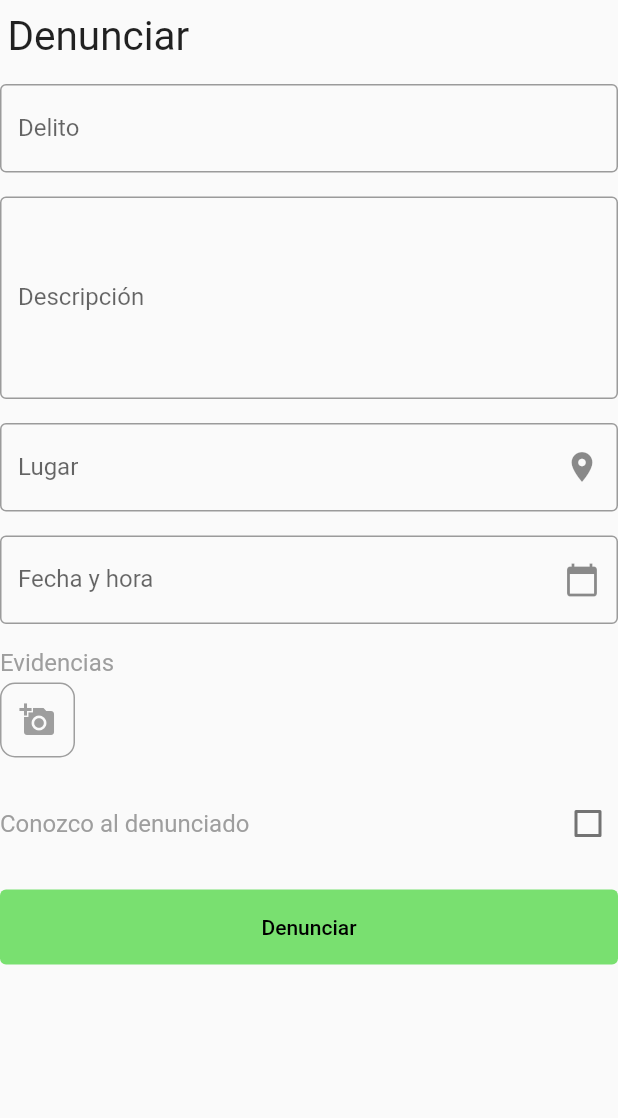
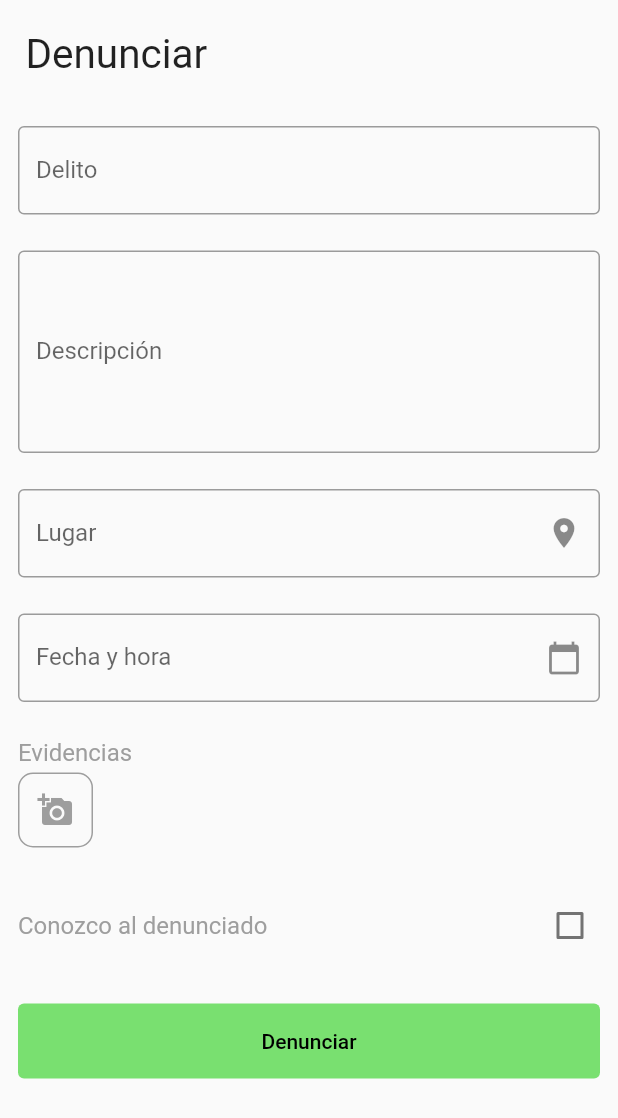
Before and after one commit to AlexisRM0511/limachay-app-grupo4, a Flutter app: the SueForm widget shown alone on an empty page, opened directly, on a phone screen of 412 x 824 dp. Shown: the top 1118 px of the screen. Run offline on Flutter 3.47's test engine with Material 2 defaults, Android fonts, the phone set to English and light mode, and no system bars; our stand-ins replace fluttertoast; network calls fail.

Commit message:
Modificacion 01

```diff
--- a/lib/components/statistics.dart
+++ b/lib/components/statistics.dart
@@ -14,6 +14,6 @@ class StatisticsState extends State<Statistics> {
 
   @override
   Widget build(BuildContext context) {
-    return Form(key: _formKey, child: Column(children: const []));
+    return Container(key: _formKey, child: Column(children: const []));
   }
 }
--- a/lib/components/sue.dart
+++ b/lib/components/sue.dart
@@ -13,13 +13,21 @@ class Sue extends StatefulWidget {
 class SueState extends State<Sue> {
   @override
   Widget build(BuildContext context) {
-    return Scaffold(
+    return /*Scaffold(
         body: SingleChildScrollView(
             child: Center(
                 child: Column(
       mainAxisAlignment: MainAxisAlignment.center,
       children: const [SueForm()],
-    ))));
+    ))));*/
+    Column(
+      child: Center(
+
+      )children: [
+
+        SueForm()
+      ],
+    );
   }
 }
 
@@ -39,6 +47,7 @@ class SueFormState extends State<SueForm> {
         key: _formKey,
         child: Column(children: [
           Container(
+            margin: const EdgeInsets.all(12),
             alignment: Alignment.centerLeft,
             padding:
                 const EdgeInsets.only(left: 5, top: margin, bottom: margin),
@@ -63,7 +72,8 @@ class SueFormState extends State<SueForm> {
 
 Widget textInput(String label) {
   return Container(
-    margin: const EdgeInsets.only(top: margin, bottom: margin),
+      margin: const EdgeInsets.all(12),
+    //margin: const EdgeInsets.only(top: margin, bottom: margin),
     child: TextFormField(
       decoration:
           InputDecoration(border: const OutlineInputBorder(), labelText: label),
@@ -79,7 +89,8 @@ Widget textInput(String label) {
 
 Widget textArea(String label) {
   return Container(
-      margin: const EdgeInsets.only(top: margin, bottom: margin),
+      //margin: const EdgeInsets.only(top: margin, bottom: margin),
+      margin: const EdgeInsets.all(12),
       child: TextFormField(
         keyboardType: TextInputType.multiline,
         maxLines: 5,
@@ -98,7 +109,8 @@ Widget textArea(String label) {
 
 Widget groupInput(String label, Widget icon) {
   return Container(
-    margin: const EdgeInsets.only(top: margin, bottom: margin),
+    //margin: const EdgeInsets.only(top: margin, bottom: margin),
+      margin: const EdgeInsets.all(12),
     child: TextFormField(
       decoration: InputDecoration(
           border: const OutlineInputBorder(),
@@ -116,7 +128,8 @@ Widget groupInput(String label, Widget icon) {
 
 Widget addButton(String label, Widget icon) {
   return Container(
-      margin: const EdgeInsets.only(top: margin, bottom: margin),
+      //margin: const EdgeInsets.only(top: margin, bottom: margin),
+      margin: const EdgeInsets.all(12),
       alignment: Alignment.centerLeft,
       child: Column(
         children: [
@@ -151,7 +164,8 @@ Widget addButton(String label, Widget icon) {
 
 Widget customCheckbox(String label) {
   return Container(
-      margin: const EdgeInsets.only(top: margin, bottom: margin),
+      //margin: const EdgeInsets.only(top: margin, bottom: margin),
+      margin: const EdgeInsets.all(12),
       child: CheckboxListTile(
         contentPadding: const EdgeInsets.all(0),
         title: Text(label, style: const TextStyle(color: Colors.grey)),
@@ -163,7 +177,8 @@ Widget customCheckbox(String label) {
 Widget submitBtn(
     String label, Color color, GlobalKey<FormState> key, BuildContext context) {
   return Container(
-      margin: const EdgeInsets.only(top: margin, bottom: margin),
+      //margin: const EdgeInsets.only(top: margin, bottom: margin),
+      margin: const EdgeInsets.all(12),
       child: TextButton(
           onPressed: () {
             if (key.currentState!.validate()) {
--- a/lib/pages/log_in.dart
+++ b/lib/pages/log_in.dart
@@ -8,11 +8,13 @@ final regexPassword = RegExp(
     r"^(?=.*[a-z])(?=.*[A-Z])(?=.*\d)(?=.*[@$!%*?&])[A-Za-z\d@$!%*?&]{8,}$");
 
 bool _isEmailValid(String email) {
-  return regexEmail.hasMatch(email.toLowerCase());
+  return true;
+  //return regexEmail.hasMatch(email.toLowerCase());
 }
 
 bool _isPasswordValid(String password) {
-  return regexPassword.hasMatch(password);
+  //return regexPassword.hasMatch(password);
+  return true;
 }
 
 class LogInForm extends StatefulWidget {
```
Also changed, not shown: lib/components/home.dart (+40 -2 lines), lib/components/profile.dart (+12 -1 lines), lib/pages/main_home.dart (+10 -9 lines).
